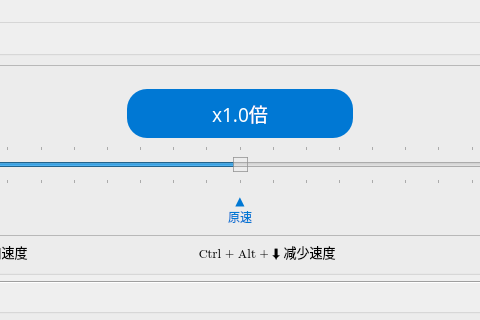
zxlhhyccc/OpenSpeedy, file mainwindow.ui: the form before one commit; both pictures show x 130 to 610 and y 0 to 320 of the 960 by 640 pixel window.
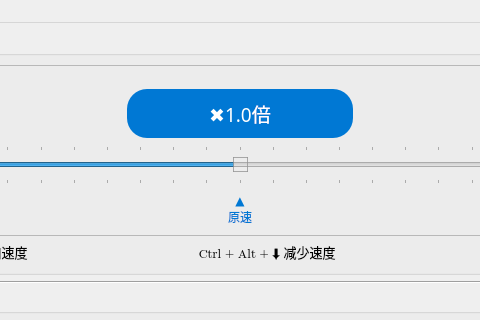
The form after the commit.

```diff
--- a/mainwindow.ui
+++ b/mainwindow.ui
@@ -429,7 +429,7 @@
                </spacer>
               </item>
               <item>
-               <widget class="QLabel" name="sliderLabel">
+               <widget class="QPushButton" name="sliderLabel">
                 <property name="sizePolicy">
                  <sizepolicy hsizetype="MinimumExpanding" vsizetype="Maximum">
                   <horstretch>0</horstretch>
@@ -444,18 +444,15 @@
                 </property>
                 <property name="font">
                  <font>
-                  <family>LXGW WenKai</family>
+                  <family>微软雅黑</family>
                   <pointsize>14</pointsize>
-                  <italic>false</italic>
-                  <bold>false</bold>
-                  <kerning>true</kerning>
                  </font>
                 </property>
-                <property name="layoutDirection">
-                 <enum>Qt::LeftToRight</enum>
+                <property name="cursor">
+                 <cursorShape>PointingHandCursor</cursorShape>
                 </property>
                 <property name="styleSheet">
-                 <string notr="true">    QLabel {
+                 <string notr="true">    QPushButton {
         background-color: #0078D4;
 
         color: white;
@@ -463,14 +460,8 @@
 		padding: 10;
     }</string>
                 </property>
-                <property name="frameShadow">
-                 <enum>QFrame::Raised</enum>
-                </property>
                 <property name="text">
-                 <string>x1.0倍</string>
-                </property>
-                <property name="alignment">
-                 <set>Qt::AlignCenter</set>
+                 <string>✖️1.0倍</string>
                 </property>
                </widget>
               </item>
```
Left out of the diff: 3 changed lines with no effect on the pictures.
